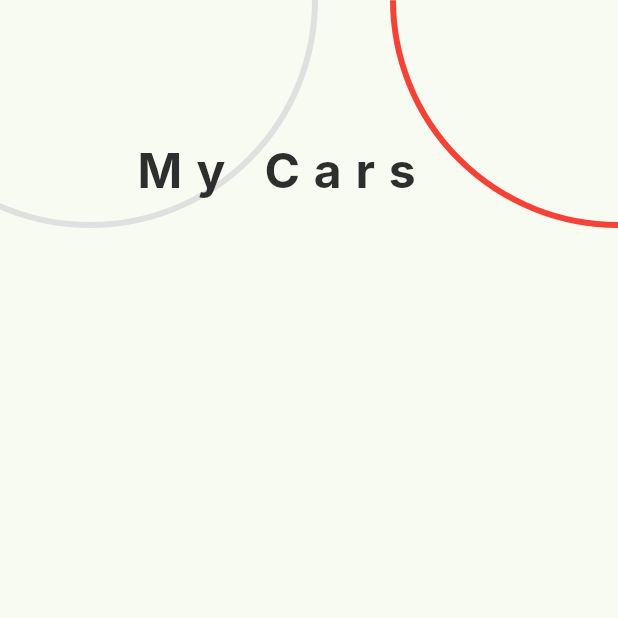
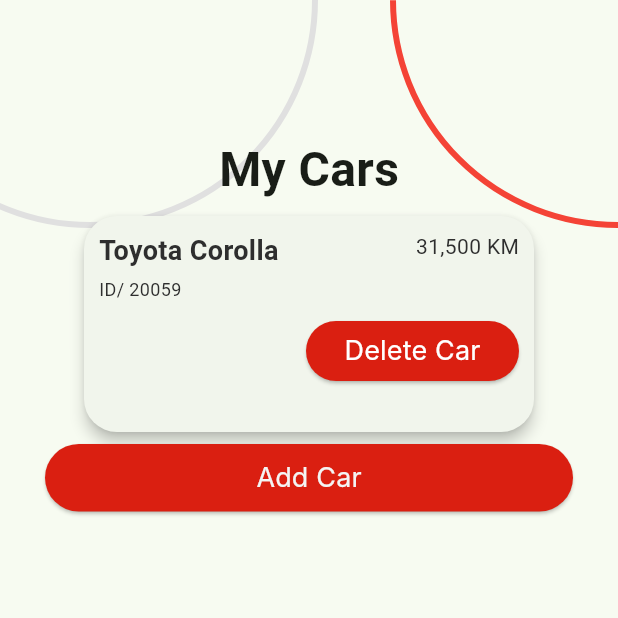
Before and after one commit to MostafaM117/car_maintenance_app, a Flutter app: the CarMaint screen opened directly, on a phone screen of 412 x 824 dp, the top half of it. Run offline on Flutter 3.47's test engine with Material 3 defaults, Android fonts, the phone set to English and light mode, and no system bars; our stand-ins replace cloud_firestore, firebase_auth, firebase_core, flutter_local_notifications, flutter_svg, flutter_timezone and 6 more; accounts and stored records are empty; Roboto replaces fonts that are missing (Inter).

Commit message:
ui my car screen

```diff
--- /dev/null
+++ b/lib/screens/MyCars.dart
@@ -0,0 +1,62 @@
+import 'package:car_maintenance/constants/app_colors.dart';
+import 'package:flutter/material.dart';
+
+import '../widgets/BackgroundDecoration.dart';
+import '../widgets/custom_widgets.dart';
+import '../widgets/mycar_Card.dart';
+import 'formscreens/formscreen1.dart';
+
+class CarMaint extends StatefulWidget {
+  const CarMaint({super.key});
+
+  @override
+  State<CarMaint> createState() => _CarMaintState();
+}
+
+class _CarMaintState extends State<CarMaint> {
+  @override
+  Widget build(BuildContext context) {
+    return Scaffold(
+      body: Stack(
+        children: [
+          const CurvedBackgroundDecoration(),
+          SafeArea(
+            child: Padding(
+              padding:
+                  const EdgeInsets.symmetric(horizontal: 30.0, vertical: 20),
+              child: Column(
+                children: [
+                  SizedBox(height: 70),
+                  Text(
+                    "My Cars",
+                    style: TextStyle(fontSize: 32, fontWeight: FontWeight.w700),
+                  ),
+                  buildCarCard(
+                    context: context,
+                    carName: 'Toyota Corolla',
+                    carId: 'ID/ 20059',
+                    odometer: '31,500 KM',
+                    // onDeletePressed: () {
+                    //   print('Car deleted');
+                    // },
+                  ),
+                  buildButton(
+                    'Add Car',
+                    AppColors.buttonColor,
+                    AppColors.secondaryText,
+                    onPressed: () {
+                      Navigator.push(
+                        context,
+                        MaterialPageRoute(builder: (context) => AddCarScreen()),
+                      );
+                    },
+                  ),
+                ],
+              ),
+            ),
+          ),
+        ],
+      ),
+    );
+  }
+}
--- a/lib/screens/car_maint.dart
+++ /dev/null
@@ -1,46 +0,0 @@
-import 'package:flutter/material.dart';
-
-import '../widgets/BackgroundDecoration.dart';
-import '../widgets/custom_widgets.dart';
-
-class CarMaint extends StatefulWidget {
-  const CarMaint({super.key});
-
-  @override
-  State<CarMaint> createState() => _CarMaintState();
-}
-
-class _CarMaintState extends State<CarMaint> {
-  @override
-  Widget build(BuildContext context) {
-    return Scaffold(
-      body: Stack(
-        children: [
-          const CurvedBackgroundDecoration(),
-          SafeArea(
-            child: Padding(
-              padding:
-                  const EdgeInsets.symmetric(horizontal: 20.0, vertical: 20),
-              child: Column(
-                children: [
-                SizedBox(
-                  height: 70,
-                ),
-                Text(
-                  "    My Cars",
-                  style: textStyleWhite.copyWith(
-                    fontSize: 32,
-                    fontWeight: FontWeight.w700,
-                    letterSpacing: 9.20,
-
-                  ),
-                ),
-
-              ]),
-            ),
-          )
-        ],
-      ),
-    );
-  }
-}
--- a/lib/screens/profile.dart
+++ b/lib/screens/profile.dart
@@ -1,7 +1,7 @@
 import 'dart:io';
 
 import 'package:car_maintenance/constants/app_colors.dart';
-import 'package:car_maintenance/screens/car_maint.dart';
+import 'package:car_maintenance/screens/MyCars.dart';
 import 'package:cloud_firestore/cloud_firestore.dart';
 import 'package:firebase_auth/firebase_auth.dart';
 import 'package:flutter/material.dart';
--- /dev/null
+++ b/lib/widgets/mycar_Card.dart
@@ -0,0 +1,76 @@
+import 'package:flutter/material.dart';
+import '../constants/app_colors.dart';
+import 'custom_widgets.dart';
+
+Widget buildCarCard({
+  required BuildContext context,
+  required String carName,
+  required String carId,
+  required String odometer,
+  VoidCallback? onDeletePressed,
+}) {
+  return Container(
+    height: 160,
+    width: 300,
+    child: Card(
+      elevation: 4,
+      shape: RoundedRectangleBorder(
+        borderRadius: BorderRadius.circular(22),
+      ),
+      margin: const EdgeInsets.symmetric(vertical: 8),
+      child: Padding(
+        padding: const EdgeInsets.all(10.0),
+        child: Row(
+          mainAxisAlignment:
+              MainAxisAlignment.spaceBetween,
+          children: [
+            Column(
+              crossAxisAlignment: CrossAxisAlignment.start,
+              children: [
+                Text(
+                  carName,
+                  style: const TextStyle(
+                    fontSize: 18,
+                    fontWeight: FontWeight.bold,
+                    color: AppColors.primaryText,
+                  ),
+                ),
+                const SizedBox(height: 4),
+                Text(
+                  carId,
+                  style: const TextStyle(
+                    fontSize: 12,
+                    color: AppColors.primaryText,
+                  ),
+                ),
+              ],
+            ),
+            Column(
+              crossAxisAlignment: CrossAxisAlignment.end,
+              children: [
+                Text(
+                  odometer,
+                  style: const TextStyle(
+                    fontSize: 14,
+                    color: AppColors.primaryText,
+                  ),
+                ),
+                const SizedBox(height: 40),
+                Container(
+                  height: 40,
+                  width: 142,
+                  child: buildButton(
+                    'Delete Car',
+                    AppColors.buttonColor,
+                    Colors.white,
+                    onPressed: () {},
+                  ),
+                ),
+              ],
+            ),
+          ],
+        ),
+      ),
+    ),
+  );
+}
```
